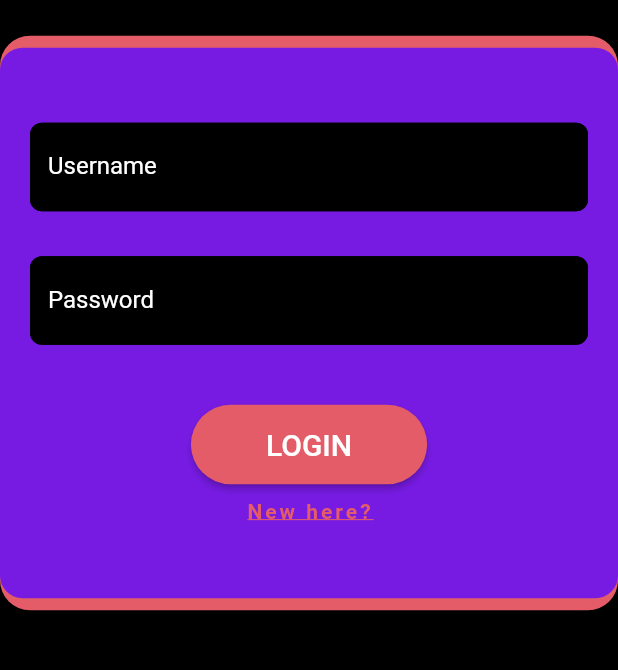
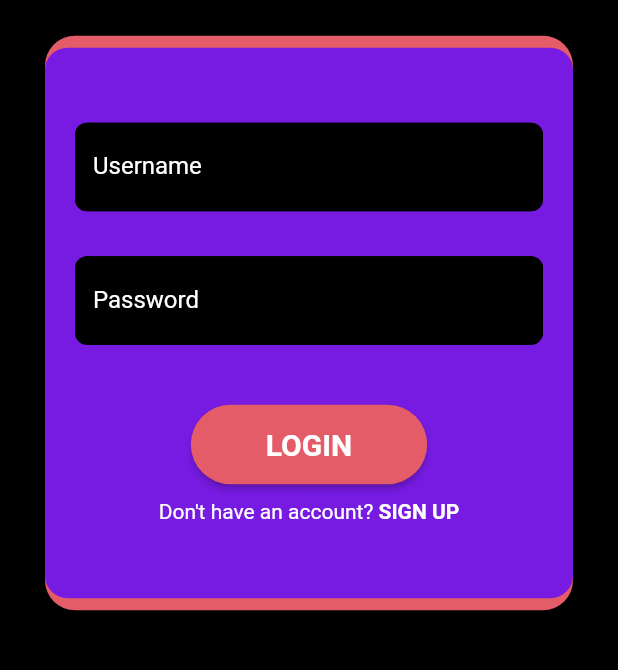
Before and after one commit to SnowPride0/musix_match, a Flutter app: the screen it shows after launch, on a phone screen of 412 x 824 dp, the part 212-882 px from its top. Run offline on Flutter 3.47's test engine with Material 2 defaults, Android fonts, the phone set to English and light mode, and no system bars; our stand-ins replace firebase_core; accounts and stored records are empty.

Commit message:
Changed design Better sign up text

```diff
--- a/lib/login_page.dart
+++ b/lib/login_page.dart
@@ -1,5 +1,6 @@
 import 'package:MusixMatch/pages_navigator.dart';
 import 'package:flutter/material.dart';
+import 'package:flutter/gestures.dart'; // gestione tap testo
 import 'package:MusixMatch/utilities.dart' as utilities;
 
 class LoginScreen extends StatefulWidget {
@@ -41,6 +42,10 @@ class _LoginScreenState extends State<LoginScreen> {
             decoration: BoxDecoration(
               color: utilities.mainColor,
               borderRadius: BorderRadius.all(Radius.circular(20)),
+            ),
+            margin: EdgeInsets.only(
+              right: 30,
+              left: 30,
             ),
             child: Container(
               decoration: BoxDecoration(
@@ -140,19 +145,30 @@ class _LoginScreenState extends State<LoginScreen> {
                       child: const Text('LOGIN',
                           style: TextStyle(
                             fontSize: 20,
+                            fontWeight: FontWeight.bold,
                           ),
                           textAlign: TextAlign.center),
                     ),
                   ),
                   Align(
                     alignment: Alignment.bottomCenter,
-                    child: Text("New here?",
+                    child: RichText(
+                      text: TextSpan(
+                        text: "Don't have an account? ",
                         style: TextStyle(
-                          color: utilities.mainColor,
-                          fontWeight: FontWeight.bold,
-                          decoration: TextDecoration.underline,
-                          letterSpacing: 2,
-                        )),
+                          color: utilities.white,
+                        ),
+                        children: [
+                          TextSpan(
+                            text: "SIGN UP",
+                            style: TextStyle(
+                              color: utilities.white,
+                              fontWeight: FontWeight.bold,
+                            ),
+                          ),
+                        ],
+                      ),
+                    ),
                   ),
                   const SizedBox(
                     height: 50,
```
